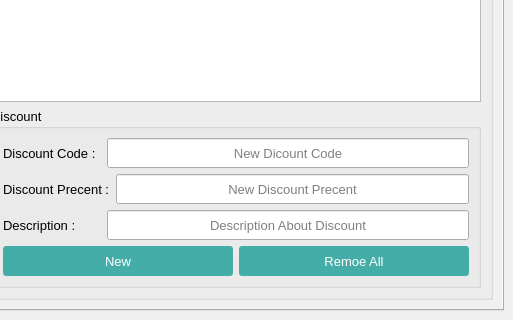
Before: the Qt Designer form AP_Project/admin_page.ui in alirrah/AP_Project, drawn with Qt 5; both pictures show x 587 to 1100 and y 380 to 700 of the 1100 by 700 pixel window.
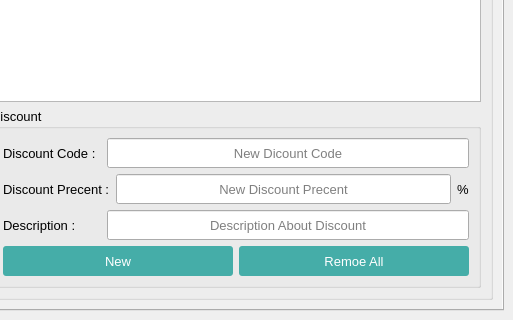
After: the same form once the commit is applied. Icons and pictures are not drawn.

```diff
--- a/AP_Project/admin_page.ui
+++ b/AP_Project/admin_page.ui
@@ -1157,6 +1157,12 @@
                       <height>30</height>
                      </size>
                     </property>
+                    <property name="maximumSize">
+                     <size>
+                      <width>345</width>
+                      <height>16777215</height>
+                     </size>
+                    </property>
                     <property name="font">
                      <font>
                       <pointsize>10</pointsize>
@@ -1173,6 +1179,24 @@
                     </property>
                    </widget>
                   </item>
+                  <item>
+                   <widget class="QLabel" name="label">
+                    <property name="maximumSize">
+                     <size>
+                      <width>12</width>
+                      <height>16777215</height>
+                     </size>
+                    </property>
+                    <property name="font">
+                     <font>
+                      <pointsize>10</pointsize>
+                     </font>
+                    </property>
+                    <property name="text">
+                     <string>%</string>
+                    </property>
+                   </widget>
+                  </item>
                  </layout>
                 </item>
                 <item>
```
